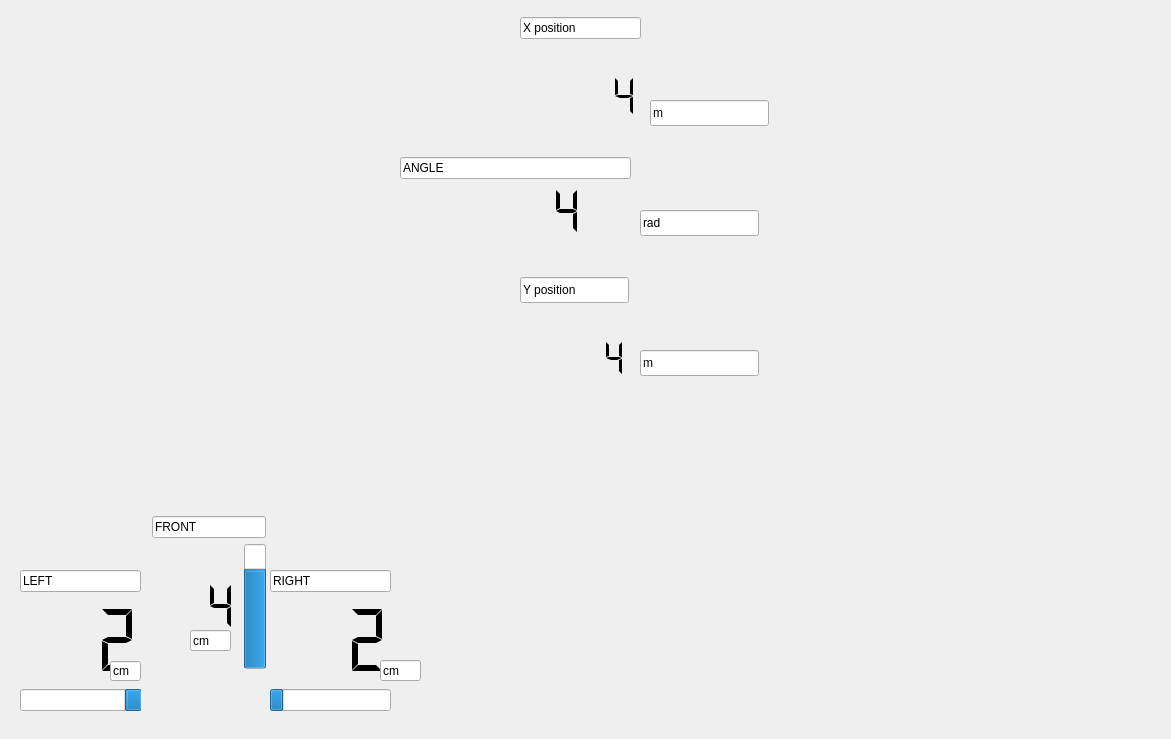
The window that distancesensors.ui (misiek02/WDS) describes before a commit, drawn with Qt 5.
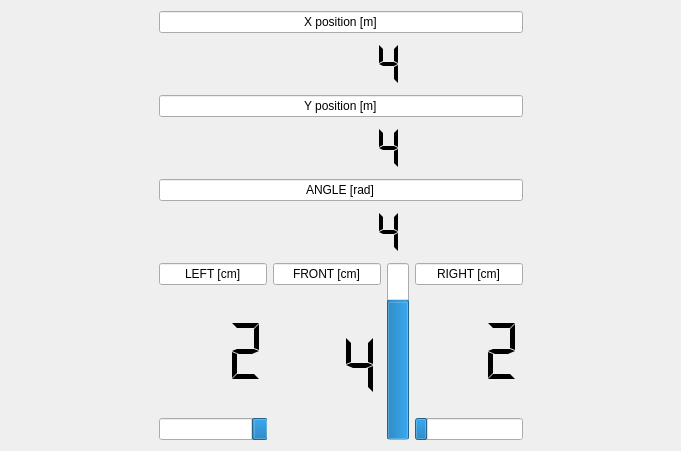
The same window after the commit.

Diff of the .ui file:
```diff
--- a/distancesensors.ui
+++ b/distancesensors.ui
@@ -6,33 +6,104 @@
    <rect>
     <x>0</x>
     <y>0</y>
-    <width>1171</width>
-    <height>739</height>
+    <width>681</width>
+    <height>451</height>
    </rect>
   </property>
   <property name="windowTitle">
    <string>Form</string>
   </property>
-  <widget class="QWidget" name="layoutWidget">
-   <property name="geometry">
-    <rect>
-     <x>270</x>
-     <y>570</y>
-     <width>121</width>
-     <height>141</height>
-    </rect>
-   </property>
+  <layout class="QVBoxLayout" name="verticalLayout_8">
+   <item>
+    <layout class="QHBoxLayout" name="horizontalLayout_8">
+     <item>
+      <spacer name="horizontalSpacer_2">
+       <property name="orientation">
+        <enum>Qt::Horizontal</enum>
+       </property>
+       <property name="sizeHint" stdset="0">
+        <size>
+         <width>40</width>
+         <height>20</height>
+        </size>
+       </property>
+      </spacer>
+     </item>
+     <item>
+      <layout class="QGridLayout" name="gridLayout">
+       <item row="1" column="0">
+        <layout class="QVBoxLayout" name="verticalLayout_7">
+         <item>
+          <widget class="QLineEdit" name="lineEdit_6">
+           <property name="text">
+            <string>LEFT [cm]</string>
+           </property>
+           <property name="alignment">
+            <set>Qt::AlignCenter</set>
+           </property>
+           <property name="readOnly">
+            <bool>true</bool>
+           </property>
+          </widget>
+         </item>
+         <item>
+          <layout class="QHBoxLayout" name="horizontalLayout_7">
+           <item>
+            <widget class="QLCDNumber" name="tof1_lcd">
+             <property name="frameShape">
+              <enum>QFrame::NoFrame</enum>
+             </property>
+             <property name="digitCount">
+              <number>3</number>
+             </property>
+             <property name="segmentStyle">
+              <enum>QLCDNumber::Flat</enum>
+             </property>
+             <property name="value" stdset="0">
+              <double>2.000000000000000</double>
+             </property>
+            </widget>
+           </item>
+          </layout>
+         </item>
+         <item>
+          <widget class="QProgressBar" name="tof1_bar">
+           <property name="minimum">
+            <number>2</number>
+           </property>
+           <property name="maximum">
+            <number>200</number>
+           </property>
+           <property name="value">
+            <number>24</number>
+           </property>
+           <property name="textVisible">
+            <bool>false</bool>
+           </property>
+           <property name="invertedAppearance">
+            <bool>true</bool>
+           </property>
+          </widget>
+         </item>
+        </layout>
+       </item>
+       <item row="1" column="2">
    <layout class="QVBoxLayout" name="verticalLayout_3">
     <item>
      <widget class="QLineEdit" name="lineEdit_5">
       <property name="text">
-       <string>RIGHT</string>
+            <string>RIGHT [cm]</string>
+           </property>
+           <property name="alignment">
+            <set>Qt::AlignCenter</set>
       </property>
       <property name="readOnly">
        <bool>true</bool>
       </property>
      </widget>
     </item>
+         <item>
+          <layout class="QHBoxLayout" name="horizontalLayout_5">
     <item>
      <widget class="QLCDNumber" name="tof2_lcd">
       <property name="frameShape">
@@ -49,6 +120,8 @@
       </property>
      </widget>
     </item>
+          </layout>
+         </item>
     <item>
      <widget class="QProgressBar" name="tof2_bar">
       <property name="minimum">
@@ -69,134 +142,24 @@
      </widget>
     </item>
    </layout>
-  </widget>
-  <widget class="QWidget" name="layoutWidget_3">
-   <property name="geometry">
-    <rect>
-     <x>20</x>
-     <y>570</y>
-     <width>121</width>
-     <height>141</height>
-    </rect>
-   </property>
-   <layout class="QVBoxLayout" name="verticalLayout_67">
-    <item>
-     <widget class="QLineEdit" name="lineEdit_6">
-      <property name="text">
-       <string>LEFT</string>
-      </property>
-      <property name="readOnly">
-       <bool>true</bool>
-      </property>
-     </widget>
-    </item>
+       </item>
+       <item row="1" column="1">
+        <layout class="QHBoxLayout" name="horizontalLayout_6">
     <item>
-     <widget class="QLCDNumber" name="tof1_lcd">
-      <property name="frameShape">
-       <enum>QFrame::NoFrame</enum>
-      </property>
-      <property name="digitCount">
-       <number>3</number>
-      </property>
-      <property name="segmentStyle">
-       <enum>QLCDNumber::Flat</enum>
-      </property>
-      <property name="value" stdset="0">
-       <double>2.000000000000000</double>
-      </property>
-     </widget>
-    </item>
-    <item>
-     <widget class="QProgressBar" name="tof1_bar">
-      <property name="minimum">
-       <number>2</number>
-      </property>
-      <property name="maximum">
-       <number>200</number>
-      </property>
-      <property name="value">
-       <number>24</number>
-      </property>
-      <property name="textVisible">
-       <bool>false</bool>
-      </property>
-      <property name="invertedAppearance">
-       <bool>true</bool>
-      </property>
-     </widget>
-    </item>
-   </layout>
-  </widget>
-  <widget class="QLineEdit" name="lineEdit_7">
-   <property name="geometry">
-    <rect>
-     <x>110</x>
-     <y>661</y>
-     <width>31</width>
-     <height>20</height>
-    </rect>
-   </property>
-   <property name="text">
-    <string>cm</string>
-   </property>
-   <property name="readOnly">
-    <bool>true</bool>
-   </property>
-  </widget>
-  <widget class="QLineEdit" name="lineEdit_8">
-   <property name="geometry">
-    <rect>
-     <x>190</x>
-     <y>630</y>
-     <width>41</width>
-     <height>21</height>
-    </rect>
-   </property>
-   <property name="text">
-    <string>cm</string>
-   </property>
-   <property name="readOnly">
-    <bool>true</bool>
-   </property>
-  </widget>
-  <widget class="QLineEdit" name="lineEdit_9">
-   <property name="geometry">
-    <rect>
-     <x>380</x>
-     <y>660</y>
-     <width>41</width>
-     <height>21</height>
-    </rect>
-   </property>
-   <property name="text">
-    <string>cm</string>
-   </property>
-   <property name="readOnly">
-    <bool>true</bool>
-   </property>
-  </widget>
-  <widget class="QWidget" name="layoutWidget">
-   <property name="geometry">
-    <rect>
-     <x>152</x>
-     <y>516</y>
-     <width>114</width>
-     <height>153</height>
-    </rect>
-   </property>
    <layout class="QVBoxLayout" name="verticalLayout">
     <item>
      <widget class="QLineEdit" name="lineEdit_2">
       <property name="text">
-       <string>FRONT</string>
+              <string>FRONT [cm]</string>
+             </property>
+             <property name="alignment">
+              <set>Qt::AlignCenter</set>
       </property>
       <property name="readOnly">
        <bool>true</bool>
       </property>
      </widget>
     </item>
-    <item>
-     <layout class="QHBoxLayout" name="horizontalLayout">
       <item>
        <widget class="QLCDNumber" name="sharp_lcd">
         <property name="frameShape">
@@ -213,6 +176,10 @@
         </property>
        </widget>
       </item>
+          </layout>
+         </item>
+         <item>
+          <layout class="QHBoxLayout" name="horizontalLayout">
       <item>
        <widget class="QProgressBar" name="sharp_bar">
         <property name="minimum">
@@ -235,118 +202,52 @@
      </layout>
     </item>
    </layout>
-  </widget>
-  <widget class="QLineEdit" name="lineEdit_3">
-   <property name="geometry">
-    <rect>
-     <x>520</x>
-     <y>277</y>
-     <width>109</width>
-     <height>26</height>
-    </rect>
-   </property>
-   <property name="text">
-    <string>Y position</string>
-   </property>
-   <property name="readOnly">
-    <bool>true</bool>
-   </property>
-  </widget>
-  <widget class="QLCDNumber" name="y_val">
-   <property name="geometry">
-    <rect>
-     <x>520</x>
-     <y>310</y>
-     <width>109</width>
-     <height>96</height>
-    </rect>
-   </property>
-   <property name="frameShape">
-    <enum>QFrame::NoFrame</enum>
-   </property>
-   <property name="smallDecimalPoint">
-    <bool>false</bool>
-   </property>
-   <property name="digitCount">
-    <number>5</number>
-   </property>
-   <property name="segmentStyle">
-    <enum>QLCDNumber::Flat</enum>
-   </property>
-   <property name="value" stdset="0">
-    <double>4.000000000000000</double>
-   </property>
-  </widget>
-  <widget class="QLineEdit" name="lineEdit_10">
-   <property name="geometry">
-    <rect>
-     <x>650</x>
-     <y>100</y>
-     <width>119</width>
-     <height>26</height>
-    </rect>
-   </property>
-   <property name="text">
-    <string>m</string>
-   </property>
-   <property name="readOnly">
-    <bool>true</bool>
-   </property>
-  </widget>
-  <widget class="QLineEdit" name="lineEdit_11">
-   <property name="geometry">
-    <rect>
-     <x>640</x>
-     <y>350</y>
-     <width>119</width>
-     <height>26</height>
-    </rect>
-   </property>
-   <property name="text">
-    <string>m</string>
-   </property>
-   <property name="readOnly">
-    <bool>true</bool>
-   </property>
-  </widget>
-  <widget class="QLineEdit" name="lineEdit_12">
-   <property name="geometry">
-    <rect>
-     <x>640</x>
-     <y>210</y>
-     <width>119</width>
-     <height>26</height>
-    </rect>
-   </property>
-   <property name="text">
-    <string>rad</string>
-   </property>
-   <property name="readOnly">
-    <bool>true</bool>
-   </property>
-  </widget>
-  <widget class="QWidget" name="layoutWidget">
-   <property name="geometry">
-    <rect>
-     <x>520</x>
-     <y>17</y>
-     <width>121</width>
-     <height>131</height>
-    </rect>
-   </property>
+       </item>
+       <item row="0" column="0" colspan="3">
+        <layout class="QVBoxLayout" name="verticalLayout_6">
+         <item>
    <layout class="QVBoxLayout" name="verticalLayout_2">
     <item>
      <widget class="QLineEdit" name="lineEdit">
+             <property name="tabletTracking">
+              <bool>false</bool>
+             </property>
+             <property name="contextMenuPolicy">
+              <enum>Qt::NoContextMenu</enum>
+             </property>
+             <property name="layoutDirection">
+              <enum>Qt::LeftToRight</enum>
+             </property>
       <property name="text">
-       <string>X position</string>
+              <string>X position [m]</string>
+             </property>
+             <property name="frame">
+              <bool>true</bool>
+             </property>
+             <property name="cursorPosition">
+              <number>14</number>
+             </property>
+             <property name="alignment">
+              <set>Qt::AlignCenter</set>
+             </property>
+             <property name="dragEnabled">
+              <bool>false</bool>
       </property>
       <property name="readOnly">
        <bool>true</bool>
       </property>
      </widget>
     </item>
+           <item>
+            <layout class="QHBoxLayout" name="horizontalLayout_3">
     <item>
      <widget class="QLCDNumber" name="x_val">
+               <property name="minimumSize">
+                <size>
+                 <width>0</width>
+                 <height>50</height>
+                </size>
+               </property>
       <property name="frameShape">
        <enum>QFrame::NoFrame</enum>
       </property>
@@ -365,29 +266,84 @@
      </widget>
     </item>
    </layout>
-  </widget>
-  <widget class="QWidget" name="layoutWidget">
-   <property name="geometry">
-    <rect>
-     <x>400</x>
-     <y>157</y>
-     <width>231</width>
-     <height>81</height>
-    </rect>
-   </property>
-   <layout class="QVBoxLayout" name="verticalLayout_5">
+           </item>
+          </layout>
+         </item>
+         <item>
+          <layout class="QVBoxLayout" name="verticalLayout_4">
+           <item>
+            <widget class="QLineEdit" name="lineEdit_3">
+             <property name="text">
+              <string>Y position [m]</string>
+             </property>
+             <property name="alignment">
+              <set>Qt::AlignCenter</set>
+             </property>
+             <property name="readOnly">
+              <bool>true</bool>
+             </property>
+            </widget>
+           </item>
+           <item>
+            <layout class="QHBoxLayout" name="horizontalLayout_2">
+             <item>
+              <widget class="QLCDNumber" name="y_val">
+               <property name="minimumSize">
+                <size>
+                 <width>0</width>
+                 <height>50</height>
+                </size>
+               </property>
+               <property name="frameShape">
+                <enum>QFrame::NoFrame</enum>
+               </property>
+               <property name="smallDecimalPoint">
+                <bool>false</bool>
+               </property>
+               <property name="digitCount">
+                <number>5</number>
+               </property>
+               <property name="segmentStyle">
+                <enum>QLCDNumber::Flat</enum>
+               </property>
+               <property name="value" stdset="0">
+                <double>4.000000000000000</double>
+               </property>
+              </widget>
+             </item>
+            </layout>
+           </item>
+          </layout>
+         </item>
     <item>
      <widget class="QLineEdit" name="lineEdit_4">
       <property name="text">
-       <string>ANGLE</string>
+            <string>ANGLE [rad]</string>
+           </property>
+           <property name="alignment">
+            <set>Qt::AlignCenter</set>
       </property>
       <property name="readOnly">
        <bool>true</bool>
       </property>
      </widget>
     </item>
+         <item>
+          <layout class="QVBoxLayout" name="verticalLayout_5">
     <item>
      <widget class="QLCDNumber" name="angle_val">
+             <property name="sizePolicy">
+              <sizepolicy hsizetype="Minimum" vsizetype="Minimum">
+               <horstretch>0</horstretch>
+               <verstretch>0</verstretch>
+              </sizepolicy>
+             </property>
+             <property name="minimumSize">
+              <size>
+               <width>0</width>
+               <height>50</height>
+              </size>
+             </property>
       <property name="frameShape">
        <enum>QFrame::NoFrame</enum>
       </property>
@@ -405,8 +361,31 @@
       </property>
      </widget>
     </item>
-   </layout>
-  </widget>
+           <item>
+            <layout class="QHBoxLayout" name="horizontalLayout_4"/>
+           </item>
+          </layout>
+         </item>
+        </layout>
+       </item>
+      </layout>
+     </item>
+     <item>
+      <spacer name="horizontalSpacer_3">
+       <property name="orientation">
+        <enum>Qt::Horizontal</enum>
+       </property>
+       <property name="sizeHint" stdset="0">
+        <size>
+         <width>40</width>
+         <height>20</height>
+        </size>
+       </property>
+      </spacer>
+     </item>
+    </layout>
+   </item>
+  </layout>
  </widget>
  <resources/>
  <connections/>
```
Lines whose indentation alone changed are shown as unchanged.
